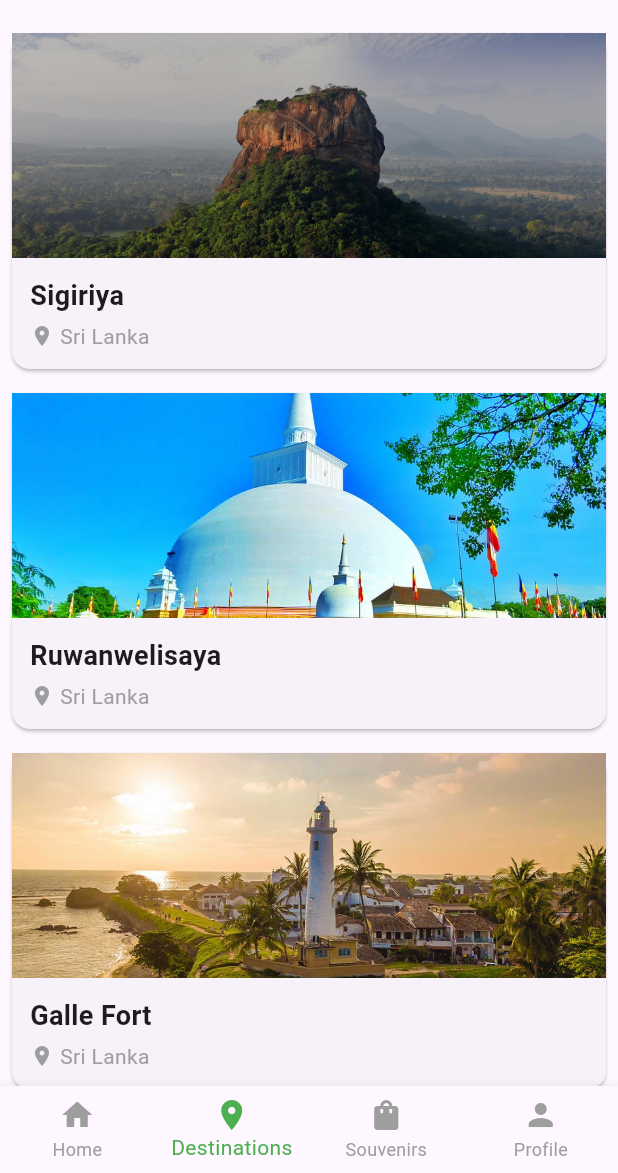
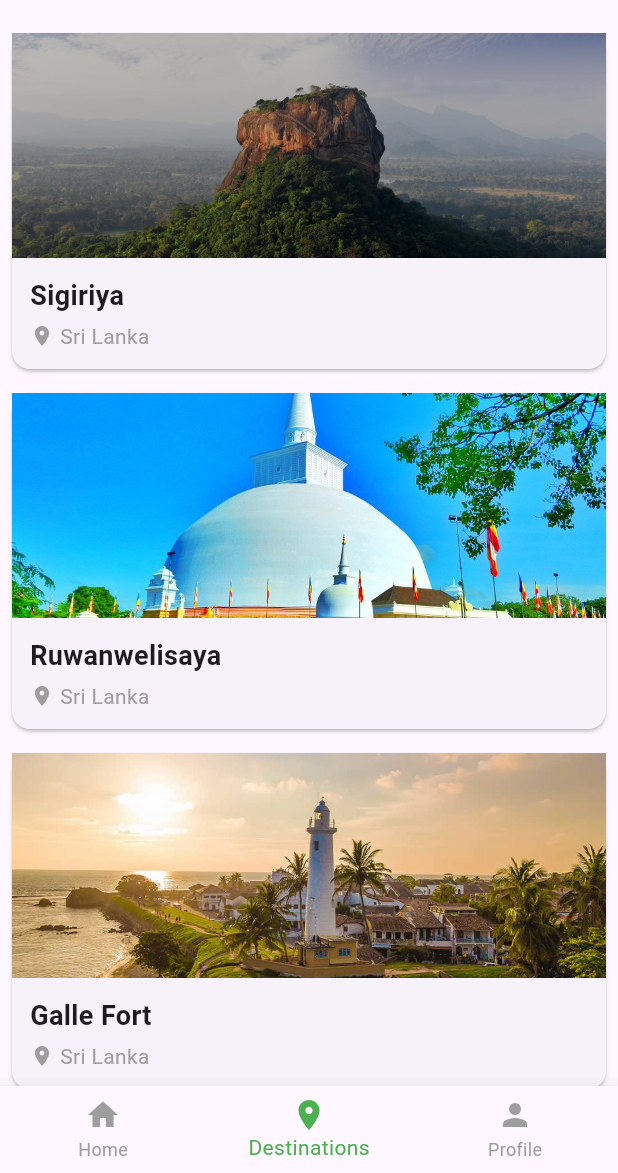
Before and after one commit to EnoshPerera/CeylonSphere, a Flutter app: the screen it shows after launch, item 2 of the bottom bar chosen, on a phone screen of 412 x 824 dp, the part 63-1236 px from its top. Run offline on Flutter 3.47's test engine with Material 3 defaults, Android fonts, the phone set to English and light mode, and no system bars.

Commit message:
Added Files

```diff
--- a/lib/screens/main_navigation.dart
+++ b/lib/screens/main_navigation.dart
@@ -1,8 +1,9 @@
 import 'package:flutter/material.dart';
 import 'destinations_list_page.dart';
+import 'souvenir_item_page.dart';
 
 class MainNavigation extends StatefulWidget {
-  const MainNavigation({Key? key}) : super(key: key);
+  const MainNavigation({super.key});
 
   @override
   _MainNavigationState createState() => _MainNavigationState();
@@ -12,9 +13,110 @@ class _MainNavigationState extends State<MainNavigation> {
   int _selectedIndex = 0;
 
   final List<Widget> _pages = [
-    const Center(child: Text('Home')),
+    // Home page with Bamunu Mask featured item
+    Builder(
+      builder: (context) => Center(
+        child: Column(
+          mainAxisAlignment: MainAxisAlignment.center,
+          children: [
+            const Text(
+              'Welcome to CeylonSphere',
+              style: TextStyle(
+                fontSize: 24,
+                fontWeight: FontWeight.bold,
+              ),
+            ),
+            const SizedBox(height: 20),
+            // Featured Item Card
+            Card(
+              margin: const EdgeInsets.all(16),
+              child: InkWell(
+                onTap: () {
+                  Navigator.push(
+                    context,
+                    MaterialPageRoute(
+                      builder: (context) => const SouvenirItemPage(),
+                    ),
+                  );
+                },
+                child: Column(
+                  mainAxisSize: MainAxisSize.min,
+                  children: [
+                    Stack(
+                      children: [
+                        // Image
+                        Image.asset(
+                          'assets/bamunu_mask.jpg',
+                          width: double.infinity,
+                          height: 200,
+                          fit: BoxFit.cover,
+                          errorBuilder: (context, error, stackTrace) {
+                            return Container(
+                              width: double.infinity,
+                              height: 200,
+                              color: Colors.grey[300],
+                              child: const Icon(Icons.art_track,
+                                  size: 64, color: Colors.grey),
+                            );
+                          },
+                        ),
+                        // Dark overlay for better text visibility
+                        Container(
+                          width: double.infinity,
+                          height: 200,
+                          decoration: BoxDecoration(
+                            gradient: LinearGradient(
+                              begin: Alignment.topCenter,
+                              end: Alignment.bottomCenter,
+                              colors: [
+                                Colors.black.withOpacity(0.3),
+                                Colors.black.withOpacity(0.5),
+                              ],
+                            ),
+                          ),
+                        ),
+                      ],
+                    ),
+                    Container(
+                      padding: const EdgeInsets.all(16),
+                      decoration: const BoxDecoration(
+                        color: Colors.white,
+                      ),
+                      child: const Column(
+                        crossAxisAlignment: CrossAxisAlignment.start,
+                        children: [
+                          Text(
+                            'Featured Item',
+                            style: TextStyle(
+                              color: Colors.grey,
+                              fontSize: 14,
+                            ),
+                          ),
+                          SizedBox(height: 8),
+                          Text(
+                            '"Bamunu" Mask',
+                            style: TextStyle(
+                              fontSize: 20,
+                              fontWeight: FontWeight.bold,
+                            ),
+                          ),
+                          SizedBox(height: 8),
+                          Text(
+                            'Explore this traditional Sri Lankan mask in AR',
+                            style: TextStyle(fontSize: 16),
+                          ),
+                        ],
+                      ),
+                    ),
+                  ],
+                ),
+              ),
+            ),
+          ],
+        ),
+      ),
+    ),
     const DestinationsListPage(),
-    const Center(child: Text('Souvenirs')),
     const Center(child: Text('Profile')),
   ];
 
@@ -39,10 +141,6 @@ class _MainNavigationState extends State<MainNavigation> {
             label: 'Destinations',
           ),
           BottomNavigationBarItem(
-            icon: Icon(Icons.shopping_bag),
-            label: 'Souvenirs',
-          ),
-          BottomNavigationBarItem(
             icon: Icon(Icons.person),
             label: 'Profile',
           ),
```
Also changed, not shown: lib/screens/souvenir_item_page.dart (added, +203 -0 lines), assets/bamunu_mask.jpg (added).
